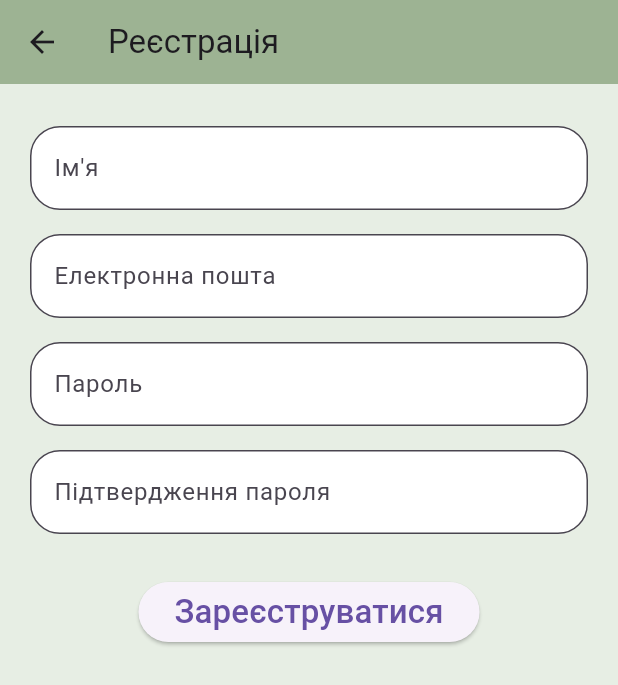
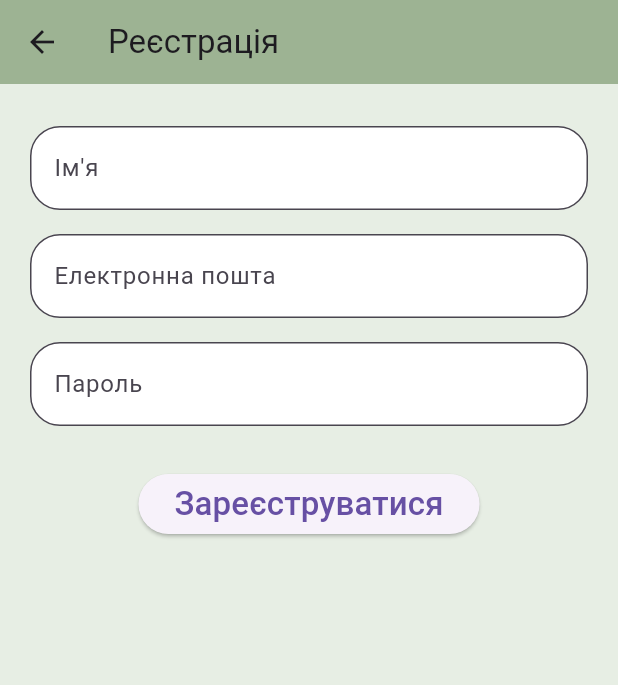
Before and after one commit to SofiiaVynar/Moba, a Flutter app: the RegistrationScreen screen opened by its route, on a phone screen of 412 x 824 dp. Shown: the top 685 px of the screen. Run offline on Flutter 3.47's test engine with Material 3 defaults, Android fonts, the phone set to English and light mode, and no system bars; network calls fail.

Commit message:
Update register.dart

```diff
--- a/lib/register.dart
+++ b/lib/register.dart
@@ -31,7 +31,6 @@ class RegistrationScreen extends StatelessWidget {
             _register(label: 'Ім\'я'),
             _register(label: 'Електронна пошта'),
             _register(label: 'Пароль', obscure: true),
-            _register(label: 'Підтвердження пароля', obscure: true),
             const SizedBox(height: 20),
             ElevatedButton(
               onPressed: () {
```
